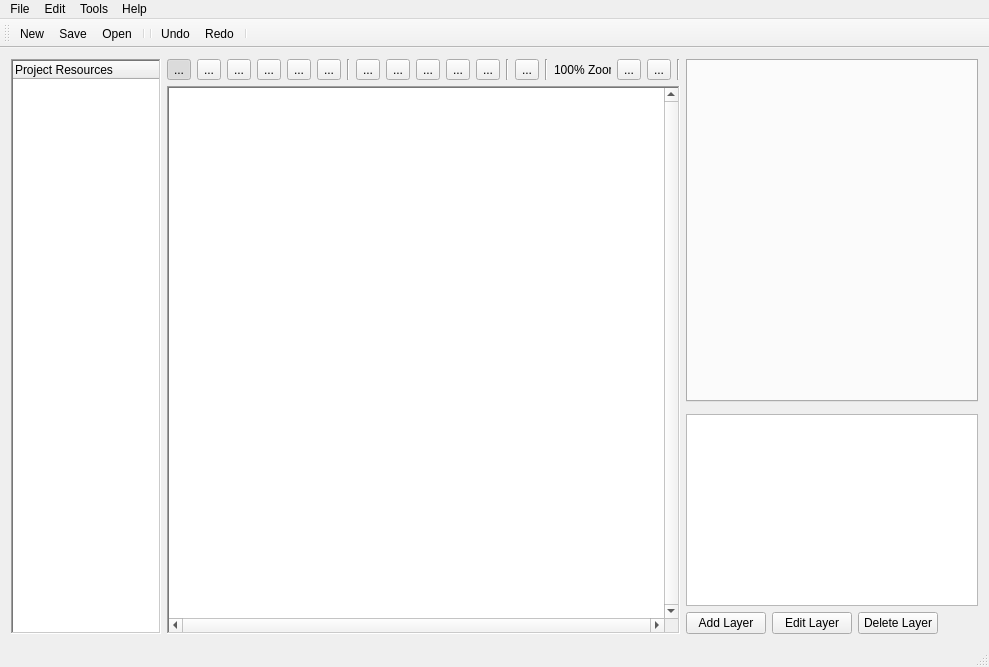
Qt form MainWindow.ui (Preece/TGL) before a commit.
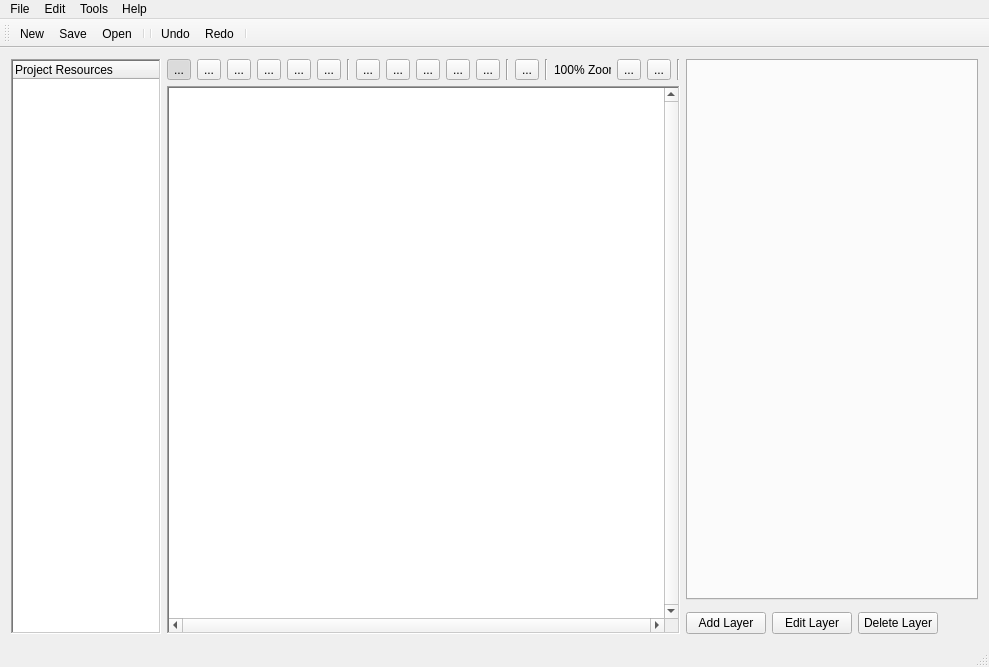
The same form after that commit. Icons and pictures are not drawn. Custom widgets are drawn as their Qt base class.

```diff
--- a/MainWindow.ui
+++ b/MainWindow.ui
@@ -491,56 +491,6 @@
         </property>
        </widget>
       </item>
-      <item>
-       <widget class="QListWidget" name="layerSelector">
-        <property name="sizePolicy">
-         <sizepolicy hsizetype="Preferred" vsizetype="Preferred">
-          <horstretch>0</horstretch>
-          <verstretch>0</verstretch>
-         </sizepolicy>
-        </property>
-        <property name="palette">
-         <palette>
-          <active>
-           <colorrole role="AlternateBase">
-            <brush brushstyle="SolidPattern">
-             <color alpha="255">
-              <red>228</red>
-              <green>228</green>
-              <blue>184</blue>
-             </color>
-            </brush>
-           </colorrole>
-          </active>
-          <inactive>
-           <colorrole role="AlternateBase">
-            <brush brushstyle="SolidPattern">
-             <color alpha="255">
-              <red>228</red>
-              <green>228</green>
-              <blue>184</blue>
-             </color>
-            </brush>
-           </colorrole>
-          </inactive>
-          <disabled>
-           <colorrole role="AlternateBase">
-            <brush brushstyle="SolidPattern">
-             <color alpha="255">
-              <red>228</red>
-              <green>228</green>
-              <blue>184</blue>
-             </color>
-            </brush>
-           </colorrole>
-          </disabled>
-         </palette>
-        </property>
-        <property name="alternatingRowColors">
-         <bool>true</bool>
-        </property>
-       </widget>
-      </item>
       <item>
        <layout class="QHBoxLayout" name="horizontalLayout_2">
         <item>
```
Left out of the diff: 19 changed lines with no effect on the pictures.
